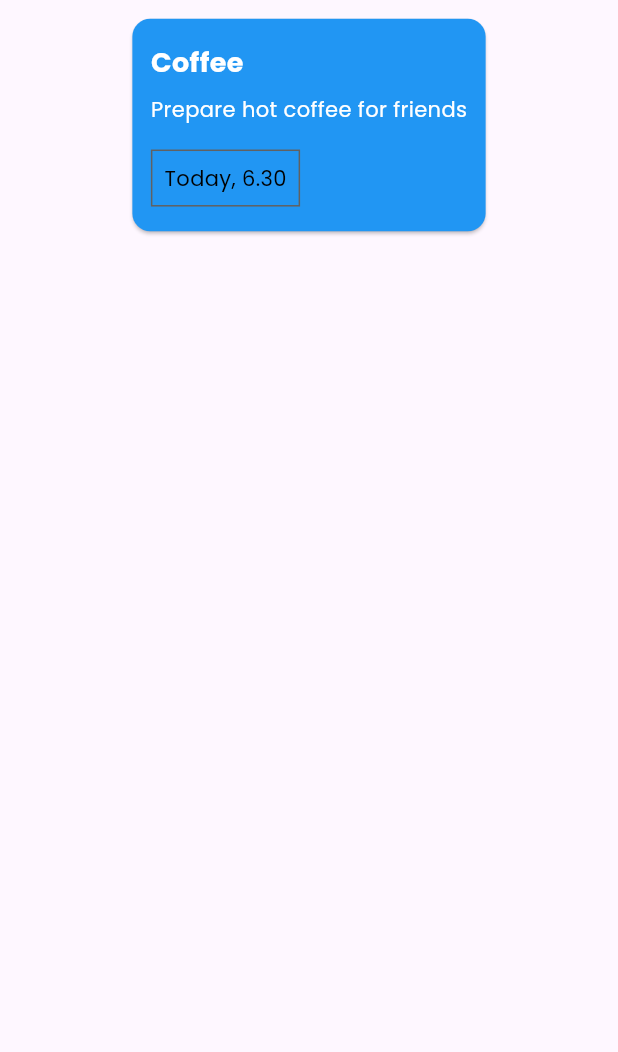
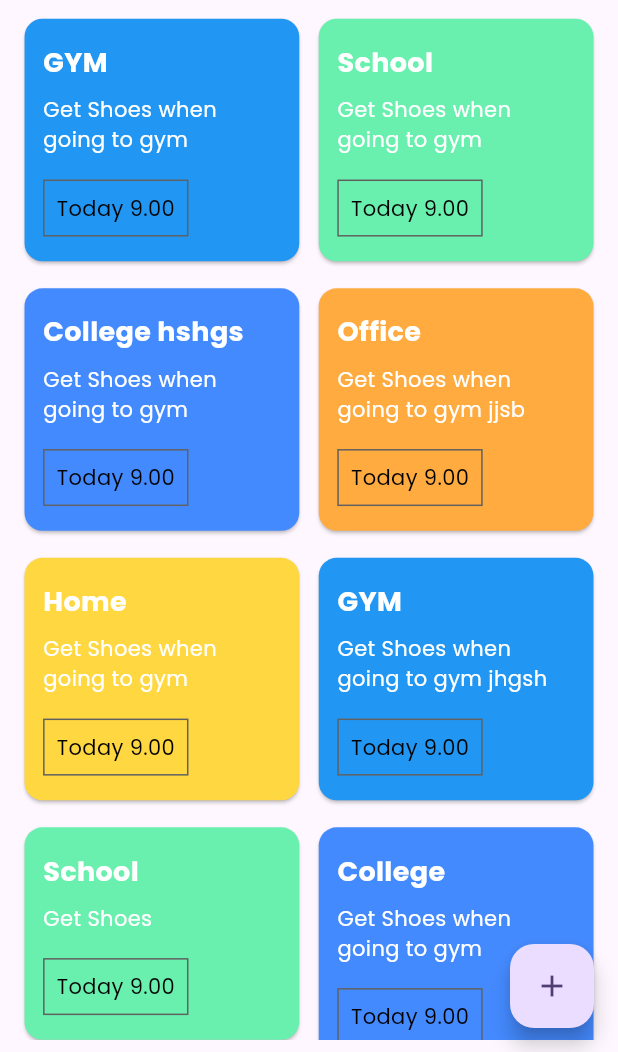
Before and after one commit to SheikMohideen007/Flutter-App---Demo, a Flutter app: the screen it shows after launch, on a phone screen of 412 x 824 dp, the part 184-1236 px from its top. Run offline on Flutter 3.47's test engine with Material 3 defaults, Android fonts, the light colour scheme and no system bars; our stand-ins replace font_awesome_flutter, google_fonts.

Commit message:
packages,create_note,usematerial3

```diff
--- a/notes_app/lib/main.dart
+++ b/notes_app/lib/main.dart
@@ -1,4 +1,5 @@
 import 'package:flutter/material.dart';
+import 'package:notes_app/screens/create_notes.dart';
 import 'package:notes_app/screens/home.dart';
 import 'package:google_fonts/google_fonts.dart';
 
@@ -18,6 +19,7 @@ class MyApp extends StatelessWidget {
           useMaterial3: true,
           textTheme: GoogleFonts.poppinsTextTheme()),
       home: HomeScreen(),
+      routes: {'create': (context) => CreateNotes()},
     );
   }
 }
--- a/notes_app/lib/screens/home.dart
+++ b/notes_app/lib/screens/home.dart
@@ -1,5 +1,7 @@
 import 'package:flutter/material.dart';
+import 'package:flutter_staggered_grid_view/flutter_staggered_grid_view.dart';
 import 'package:google_fonts/google_fonts.dart';
+import 'package:notes_app/screens/create_notes.dart';
 
 class HomeScreen extends StatefulWidget {
   const HomeScreen({super.key});
@@ -9,6 +11,68 @@ class HomeScreen extends StatefulWidget {
 }
 
 class _HomeScreenState extends State<HomeScreen> {
+  List<Map<String, dynamic>> notesList = [
+    {
+      'title': 'GYM',
+      'description': 'Get Shoes when going to gym',
+      'time': 'Today 9.00',
+      'color': Colors.blue
+    },
+    {
+      'title': 'School',
+      'description': 'Get Shoes when going to gym',
+      'time': 'Today 9.00',
+      'color': Colors.greenAccent
+    },
+    {
+      'title': 'College hshgs',
+      'description': 'Get Shoes when going to gym',
+      'time': 'Today 9.00',
+      'color': Colors.blueAccent
+    },
+    {
+      'title': 'Office',
+      'description': 'Get Shoes when going to gym jjsb',
+      'time': 'Today 9.00',
+      'color': Colors.orangeAccent
+    },
+    {
+      'title': 'Home',
+      'description': 'Get Shoes when going to gym',
+      'time': 'Today 9.00',
+      'color': Colors.amberAccent
+    },
+    {
+      'title': 'GYM',
+      'description': 'Get Shoes when going to gym jhgsh',
+      'time': 'Today 9.00',
+      'color': Colors.blue
+    },
+    {
+      'title': 'School',
+      'description': 'Get Shoes ',
+      'time': 'Today 9.00',
+      'color': Colors.greenAccent
+    },
+    {
+      'title': 'College',
+      'description': 'Get Shoes when going to gym',
+      'time': 'Today 9.00',
+      'color': Colors.blueAccent
+    },
+    {
+      'title': 'Office',
+      'description': 'Get Shoes when going to gym',
+      'time': 'Today 9.00',
+      'color': Colors.orangeAccent
+    },
+    {
+      'title': 'Home',
+      'description': 'Get Shoes when going to gym',
+      'time': 'Today 9.00',
+      'color': Colors.amberAccent
+    }
+  ];
   double devHeight = 0.0, devWidth = 0.0;
   @override
   Widget build(BuildContext context) {
@@ -18,6 +82,13 @@ class _HomeScreenState extends State<HomeScreen> {
     // print(devWidth);
     return SafeArea(
       child: Scaffold(
+        floatingActionButton: FloatingActionButton(
+            onPressed: () {
+              // Navigator.push(context,
+              //     MaterialPageRoute(builder: (context) => CreateNotes()));
+              Navigator.pushNamed(context, 'create');
+            },
+            child: Icon(Icons.add)),
         body: Padding(
           padding: EdgeInsets.symmetric(
               horizontal: devWidth * 0.03, vertical: devHeight * 0.01),
@@ -47,34 +118,57 @@ class _HomeScreenState extends State<HomeScreen> {
                   ],
                 ),
               ),
-              Wrap(
-                children: [
-                  Card(
-                    color: Colors.blue,
+              Expanded(
+                child: MasonryGridView.count(
+                  crossAxisCount: 2,
+                  mainAxisSpacing: 10,
+                  crossAxisSpacing: 5,
+                  itemCount: notesList.length,
+                  itemBuilder: (context, index) {
+                    Map<String, dynamic> note = notesList[index];
+                    return notesCard(
+                        col: note['color'],
+                        title: note['title'],
+                        description: note['description'],
+                        time: note['time']);
+                  },
+                ),
+              )
+            ],
+          ),
+        ),
+      ),
+    );
+  }
+
+  Widget notesCard(
+      {required Color col,
+      required String title,
+      required String description,
+      required String time}) {
+    return Card(
+      color: col,
       child: Padding(
         padding: EdgeInsets.symmetric(
-                          vertical: devHeight * 0.02,
-                          horizontal: devWidth * 0.03),
+            vertical: devHeight * 0.02, horizontal: devWidth * 0.03),
         child: Column(
           crossAxisAlignment: CrossAxisAlignment.start,
           children: [
-                          Text('Coffee',
+            Text(title,
                 style: TextStyle(
                     color: Colors.white,
                     fontWeight: FontWeight.bold,
                     fontSize: 18)),
             SizedBox(height: devHeight * 0.01),
-                          Text('Prepare hot coffee for friends',
-                              style:
-                                  TextStyle(color: Colors.white, fontSize: 14)),
+            Text(description,
+                style: TextStyle(color: Colors.white, fontSize: 14)),
             SizedBox(height: devHeight * 0.02),
             Container(
               decoration: BoxDecoration(
-                                border:
-                                    Border.all(color: Colors.grey.shade700)),
+                  border: Border.all(color: Colors.grey.shade700)),
               child: Padding(
                 padding: const EdgeInsets.all(8.0),
-                              child: Text('Today, 6.30',
+                child: Text(time,
                     style: TextStyle(
                       color: Colors.black,
                     )),
@@ -83,13 +177,6 @@ class _HomeScreenState extends State<HomeScreen> {
           ],
         ),
       ),
-                  )
-                ],
-              )
-            ],
-          ),
-        ),
-      ),
     );
   }
 }
```
Also changed, not shown: notes_app/lib/screens/create_notes.dart (+73 -0 lines), notes_app/pubspec.yaml (+6 -13 lines), notes_app/pubspec.lock. Lines whose indentation alone changed are shown as unchanged.
